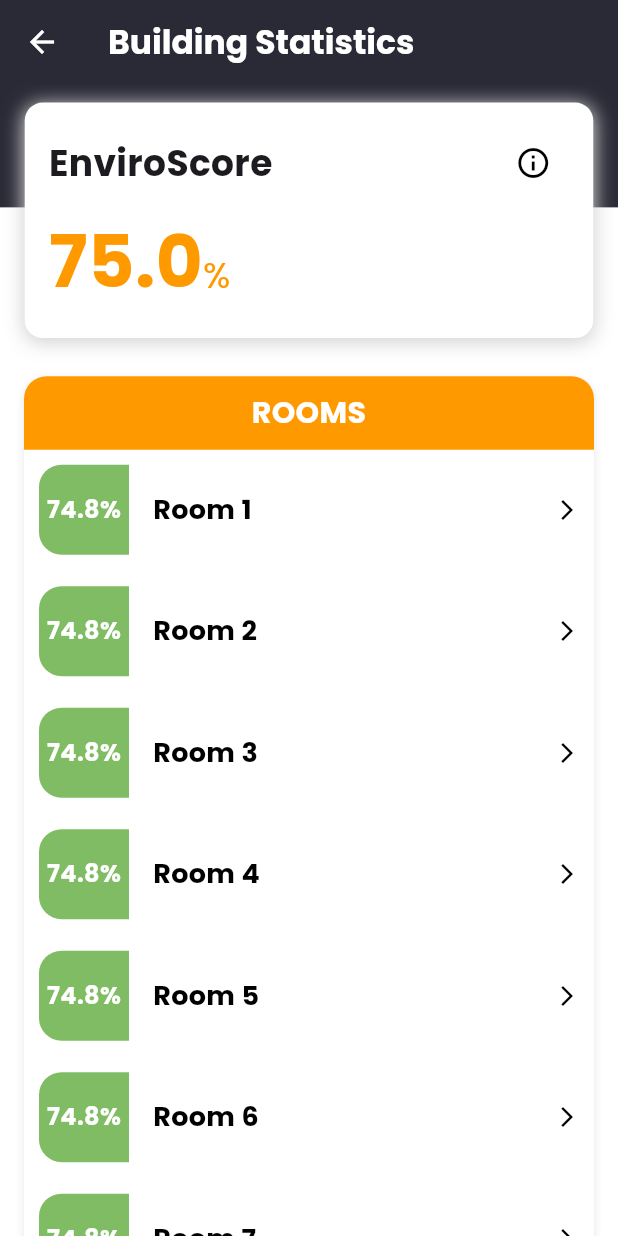
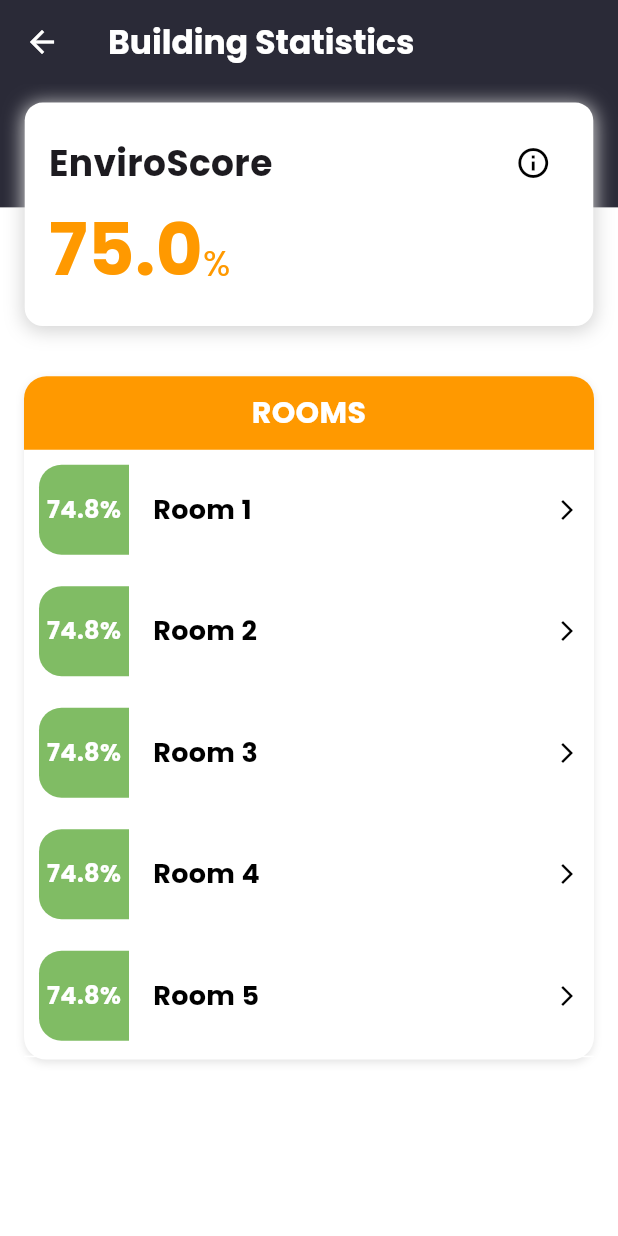
Before and after one commit to KempDewulf/envirosense-app, a Flutter app: the StatisticsScreen screen opened by its route, on a phone screen of 412 x 824 dp. Run offline on Flutter 3.47's test engine with Material 3 defaults, Android fonts, the phone set to English and light mode, and no system bars; our stand-ins replace dotted_border, firebase_auth, firebase_core, flutter_dotenv, google_fonts, introduction_screen and 2 more; missing offline and left inert: mobile_scanner; accounts and stored records are empty.

Commit message:
refactor: simplify layout in statistics screen and adjust enviro score card dimensions

```diff
--- a/lib/presentation/views/statistics_screen.dart
+++ b/lib/presentation/views/statistics_screen.dart
@@ -83,8 +83,7 @@ class _StatisticsScreenState extends State<StatisticsScreen> {
       body: Stack(
         children: [
           // Background and content
-          SingleChildScrollView(
-            child: Column(
+          Column(
             children: [
               // Top background container
               Container(
@@ -92,14 +91,24 @@ class _StatisticsScreenState extends State<StatisticsScreen> {
                 color: AppColors.primaryColor,
               ),
               // Rest of the content
-                Container(
+              Expanded(
+                child: Container(
                   color: AppColors.whiteColor,
                   child: Column(
                     children: [
                       SizedBox(height: topBackgroundHeight + 30),
                       // ROOMS Card
                       Container(
-                        height: MediaQuery.of(context).size.height,
+                        height: MediaQuery.of(context).size.height -
+                            topBackgroundHeight // Top blue section
+                            -
+                            kToolbarHeight // AppBar
+                            -
+                            100 // EnviroScore card
+                            -
+                            80 // Bottom navigation
+                            -
+                            50, // Additional padding/margins
                         margin: const EdgeInsets.symmetric(horizontal: 16.0),
                         decoration: BoxDecoration(
                           color: AppColors.whiteColor,
@@ -113,6 +122,7 @@ class _StatisticsScreenState extends State<StatisticsScreen> {
                           ],
                         ),
                         child: Column(
+                          mainAxisSize: MainAxisSize.min,
                           children: [
                             Container(
                               width: double.infinity,
@@ -217,8 +227,8 @@ class _StatisticsScreenState extends State<StatisticsScreen> {
                     ],
                   ),
                 ),
+              )
             ],
-            ),
           ),
           // Positioned EnviroScore card
           Positioned(
--- a/lib/presentation/widgets/enviro_score_card.dart
+++ b/lib/presentation/widgets/enviro_score_card.dart
@@ -58,7 +58,6 @@ class EnviroScoreCard extends StatelessWidget {
                 ),
               ],
             ),
-            const SizedBox(height: 8),
             Row(
               mainAxisAlignment: MainAxisAlignment.start,
               crossAxisAlignment: CrossAxisAlignment.baseline,
```
Lines whose indentation alone changed are shown as unchanged.
